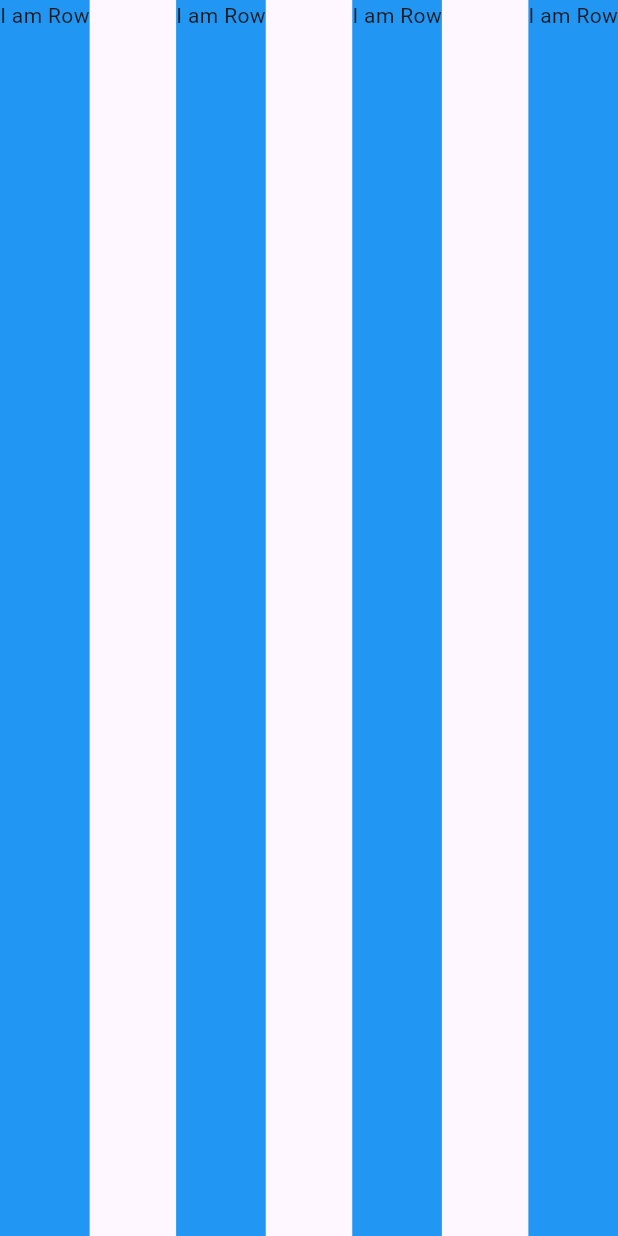
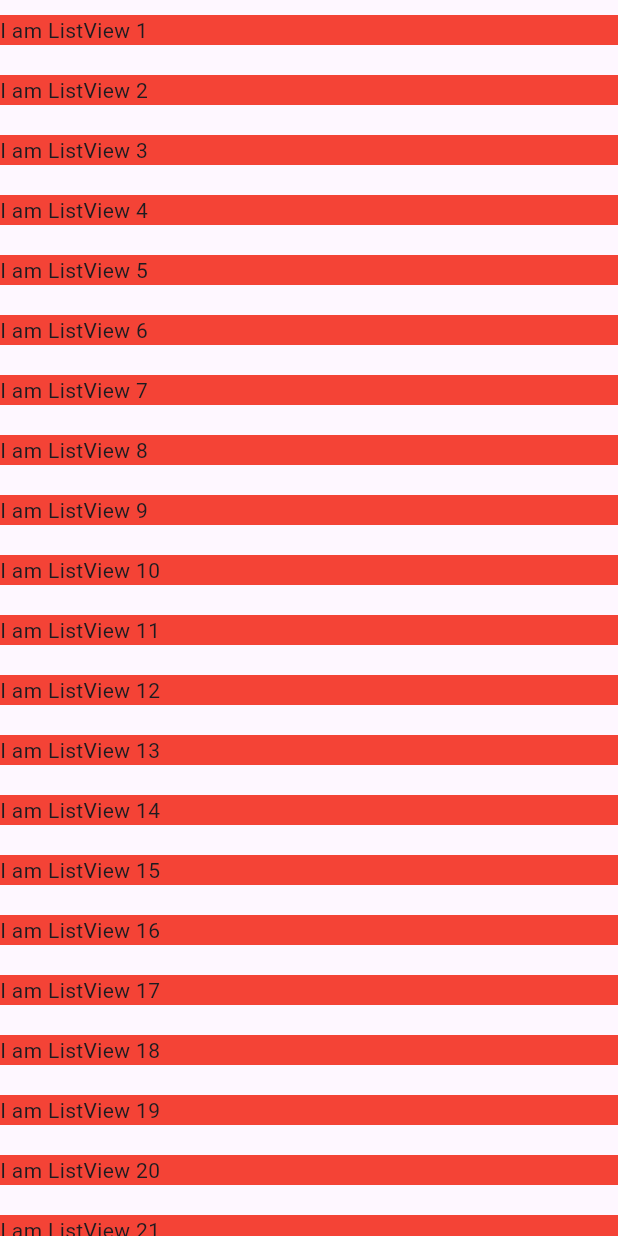
Before and after one commit to Hassanulhaq52/Fast-Track-Flutter, a Flutter app: the screen it shows after launch, on a phone screen of 412 x 824 dp. Run offline on Flutter 3.47's test engine with Material 3 defaults, Android fonts, the phone set to English and light mode, and no system bars.

Commit message:
Listview Screen.

```diff
--- a/lib/main.dart
+++ b/lib/main.dart
@@ -1,5 +1,6 @@
 import 'package:flutter/material.dart';
 import 'package:platform_specific/multi_child/column_screen.dart';
+import 'package:platform_specific/multi_child/listview_screen.dart';
 import 'package:platform_specific/multi_child/row_screen.dart';
 
 import 'package:platform_specific/single_child/container.dart';
@@ -16,7 +17,7 @@ class MyApp extends StatelessWidget {
     return MaterialApp(
       title: 'Platform Specific Widgets',
       debugShowCheckedModeBanner: false,
-      home: RowScreen()
+      home: ListviewScreen()
     );
   }
 }
--- /dev/null
+++ b/lib/multi_child/listview_screen.dart
@@ -0,0 +1,21 @@
+import 'package:flutter/material.dart';
+
+class ListviewScreen extends StatelessWidget {
+  const ListviewScreen({super.key});
+
+  @override
+  Widget build(BuildContext context) {
+    return Scaffold(
+      body: ListView.builder(
+
+          itemCount: 100,
+          itemBuilder: (context, index) {
+            return Container(
+              margin: EdgeInsets.symmetric(vertical: 10),
+              color: Colors.red,
+              child: Text('I am ListView ${index + 1}'),
+            );
+          }),
+    );
+  }
+}
```
